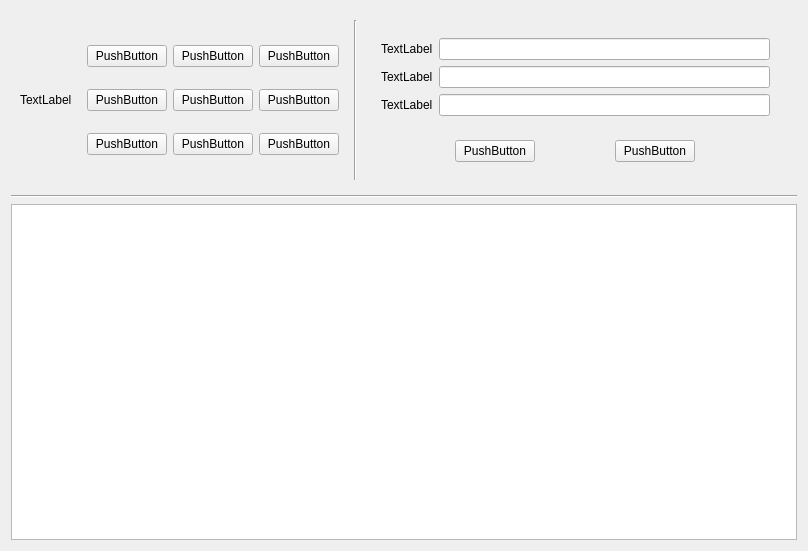
Qt form hunter.ui (lfishRhungry/BlackHawk) before a commit.
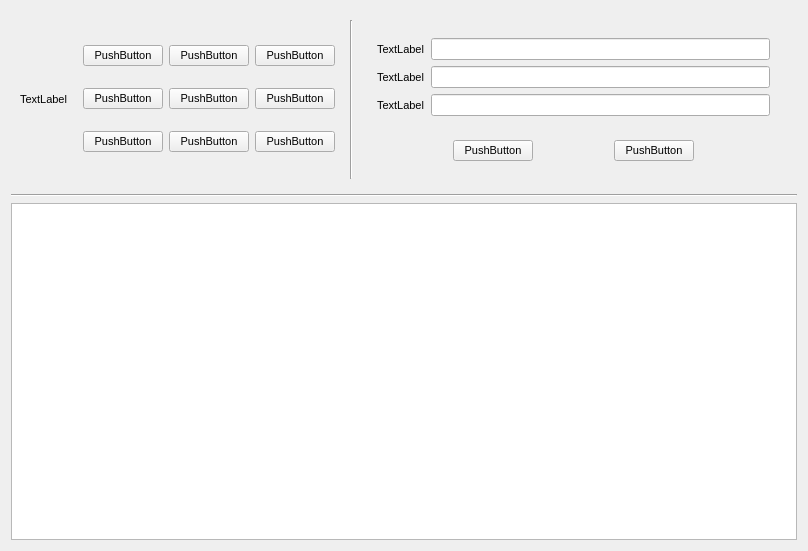
The same form after that commit. Icons and pictures are not drawn.

Patch:
```diff
--- a/hunter.ui
+++ b/hunter.ui
@@ -10,6 +10,11 @@
     <height>551</height>
    </rect>
   </property>
+  <property name="font">
+   <font>
+    <pointsize>8</pointsize>
+   </font>
+  </property>
   <property name="windowTitle">
    <string>Hunter</string>
   </property>
```
